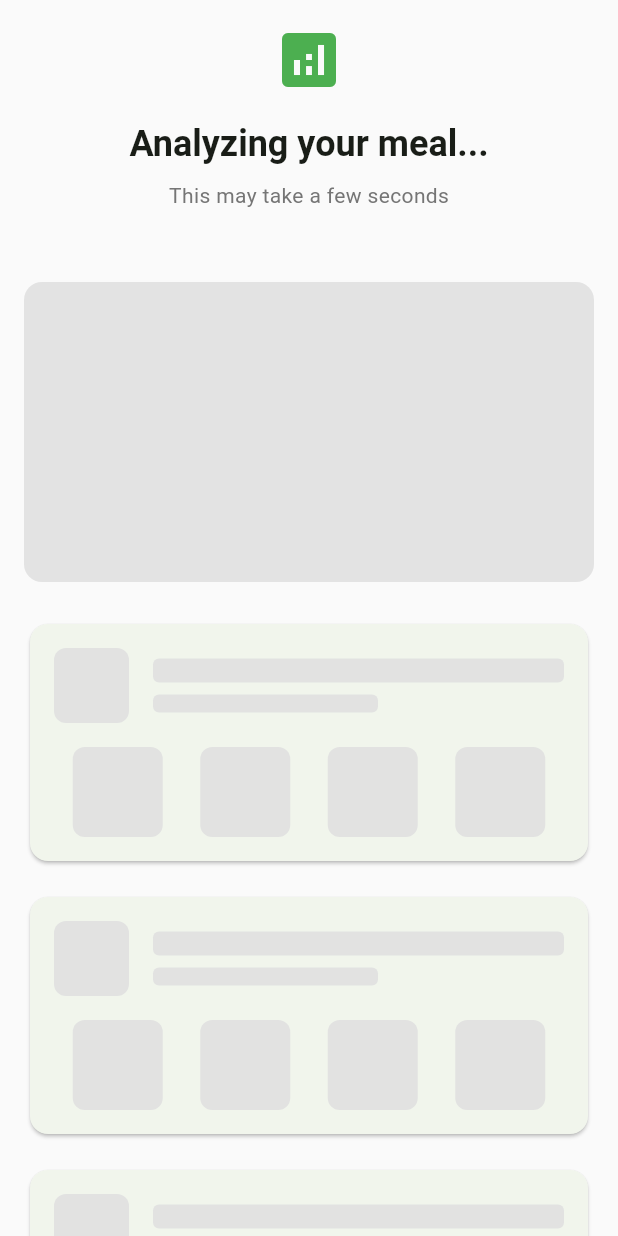
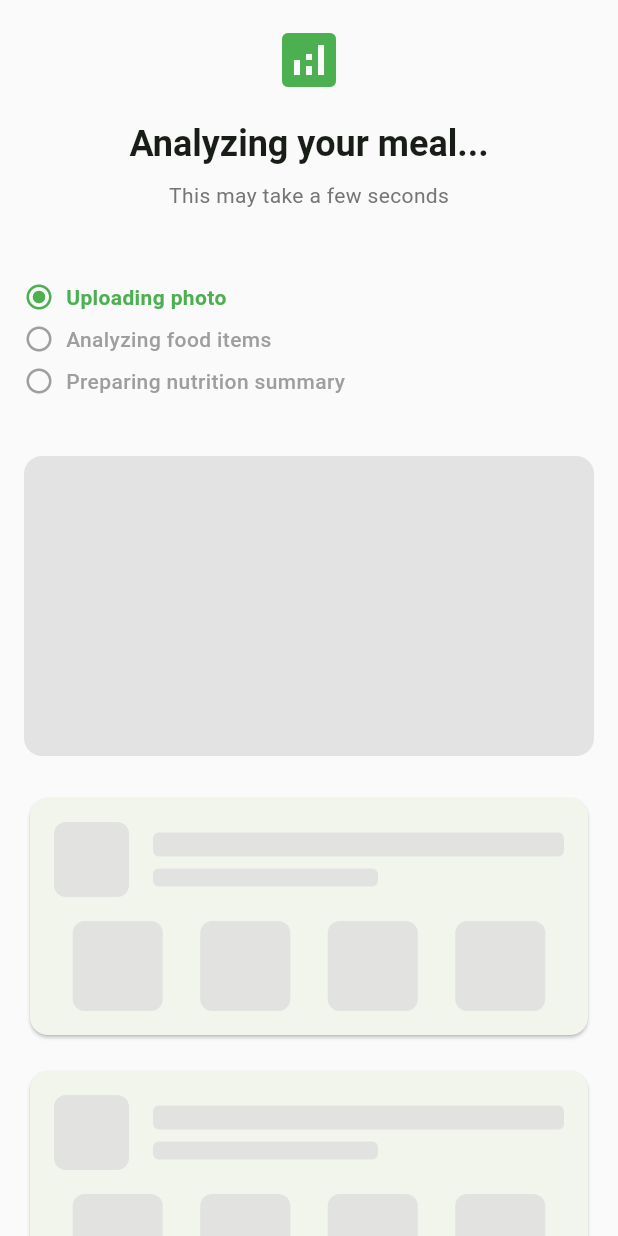
Before and after one commit to niyasx/nutrition_analyzer, a Flutter app: the LoadingSkeleton widget shown alone on an empty page, opened directly, on a phone screen of 412 x 824 dp. Run offline on Flutter 3.47's test engine with Material 3 defaults, Android fonts, the light colour scheme and no system bars; our stand-ins replace camera, dartz, dio, equatable, flutter_bloc, flutter_dotenv and 4 more; accounts and stored records are empty; Roboto replaces fonts that are missing (SF Pro Display).

Commit message:
error widget updated

```diff
--- a/lib/features/nutrition/data/repositories/nutrition_repository_impl.dart
+++ b/lib/features/nutrition/data/repositories/nutrition_repository_impl.dart
@@ -61,6 +61,9 @@ class NutritionRepositoryImpl implements NutritionRepository {
       );
 
       return Right(result);
+    } on ValidationException catch (e) {
+      log('Validation error: ${e.message}');
+      return Left(ValidationFailure(message: e.message));
     } on ServerException catch (e) {
       log('Server error: ${e.message}');
       return Left(ServerFailure(message: e.message));
--- a/lib/features/nutrition/presentation/widgets/loading_skeleton.dart
+++ b/lib/features/nutrition/presentation/widgets/loading_skeleton.dart
@@ -1,3 +1,4 @@
+import 'dart:async';
 import 'package:flutter/material.dart';
 import 'package:nutrition_app/core/theme/design_tokens.dart';
 
@@ -12,6 +13,14 @@ class _LoadingSkeletonState extends State<LoadingSkeleton>
     with SingleTickerProviderStateMixin {
   late AnimationController _animationController;
   late Animation<double> _animation;
+  Timer? _stepTimer;
+  int _currentStep = 0;
+
+  static const List<String> _steps = [
+    'Uploading photo',
+    'Analyzing food items',
+    'Preparing nutrition summary',
+  ];
 
   @override
   void initState() {
@@ -24,10 +33,22 @@ class _LoadingSkeletonState extends State<LoadingSkeleton>
       CurvedAnimation(parent: _animationController, curve: Curves.easeInOut),
     );
     _animationController.repeat(reverse: true);
+
+    _stepTimer = Timer.periodic(const Duration(seconds: 2), (timer) {
+      if (!mounted) return;
+      setState(() {
+        if (_currentStep < _steps.length - 1) {
+          _currentStep++;
+        } else {
+          timer.cancel();
+        }
+      });
+    });
   }
 
   @override
   void dispose() {
+    _stepTimer?.cancel();
     _animationController.dispose();
     super.dispose();
   }
@@ -66,6 +87,49 @@ class _LoadingSkeletonState extends State<LoadingSkeleton>
             ),
           ),
           const SizedBox(height: DesignTokens.space2XL),
+
+          // Progress steps
+          Column(
+            crossAxisAlignment: CrossAxisAlignment.start,
+            children: List.generate(_steps.length, (index) {
+              final isCompleted = index < _currentStep;
+              final isActive = index == _currentStep;
+              final Color color = isCompleted || isActive
+                  ? DesignTokens.primaryGreen
+                  : Colors.grey;
+
+              return Padding(
+                padding: const EdgeInsets.only(
+                  bottom: DesignTokens.spaceSM,
+                ),
+                child: Row(
+                  children: [
+                    Icon(
+                      isCompleted
+                          ? Icons.check_circle
+                          : isActive
+                              ? Icons.radio_button_checked
+                              : Icons.radio_button_unchecked,
+                      color: color,
+                      size: 20,
+                    ),
+                    const SizedBox(width: DesignTokens.spaceSM),
+                    Expanded(
+                      child: Text(
+                        _steps[index],
+                        style: Theme.of(context).textTheme.bodyMedium?.copyWith(
+                              color: color,
+                              fontWeight:
+                                  isActive ? FontWeight.w600 : FontWeight.w500,
+                            ),
+                      ),
+                    ),
+                  ],
+                ),
+              );
+            }),
+          ),
+          const SizedBox(height: DesignTokens.spaceXL),
 
           // Image placeholder
           AnimatedBuilder(
--- a/lib/shared/widgets/error_widget.dart
+++ b/lib/shared/widgets/error_widget.dart
@@ -5,12 +5,14 @@ class CustomErrorWidget extends StatelessWidget {
   final String error;
   final VoidCallback? onRetry;
   final IconData? icon;
+  final String? title;
 
   const CustomErrorWidget({
     super.key,
     required this.error,
     this.onRetry,
     this.icon,
+    this.title,
   });
 
   @override
@@ -28,7 +30,7 @@ class CustomErrorWidget extends StatelessWidget {
             ),
             const SizedBox(height: DesignTokens.spaceMD),
             Text(
-              'Oops! Something went wrong',
+              title ?? 'Oops! Something went wrong',
               style: Theme.of(context).textTheme.headlineSmall?.copyWith(
                     fontWeight: FontWeight.w600,
                   ),
```
Also changed, not shown: lib/features/nutrition/data/datasources/gemini_api_client.dart (+68 -11 lines), lib/features/nutrition/data/models/gemini_response_model.dart (+21 -8 lines), lib/features/nutrition/presentation/pages/results_page.dart (+22 -1 lines), pubspec.lock.
